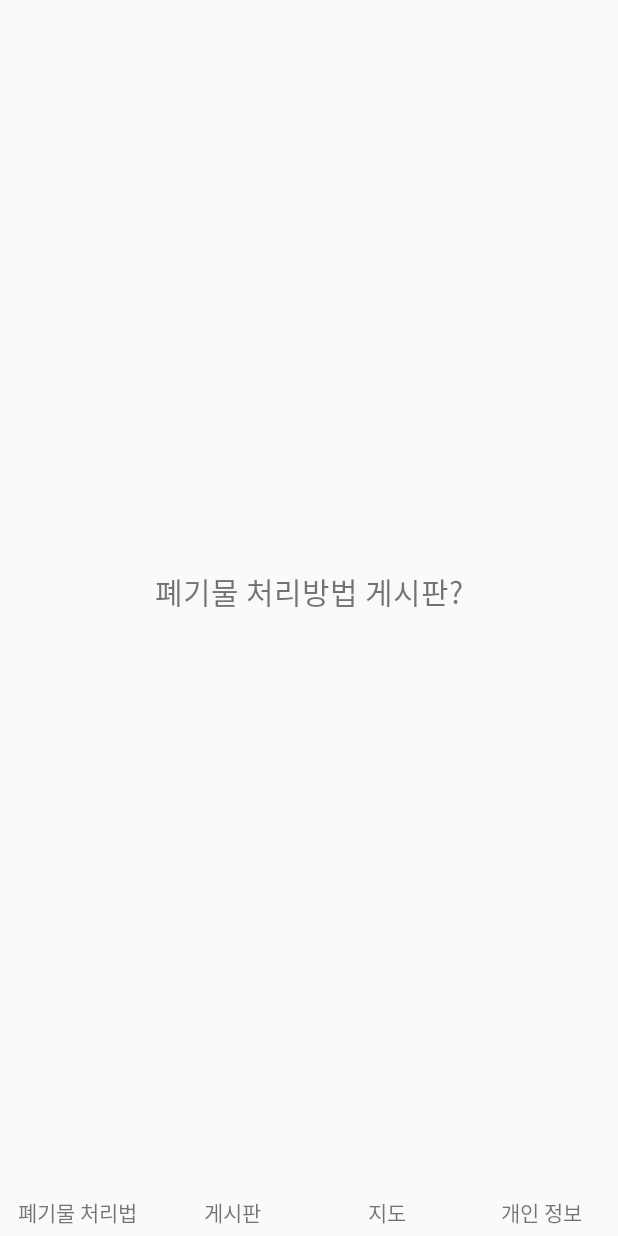
After one commit to VanSubstance/doubleSlash_06, an Android app: the fragment methodMain placed in its activity, on a phone screen of 412 x 824 dp. The commit adds this screen. Run offline under Robolectric (Android 15) with nearby library versions, the phone set to English and light mode, and no system bars.

Commit message:
정보전달 화면 추가

```diff
--- a/app/src/main/java/com/example/temporal/interfaceMain.java
+++ b/app/src/main/java/com/example/temporal/interfaceMain.java
@@ -15,9 +15,20 @@ public class interfaceMain extends AppCompatActivity {
     protected void onCreate(Bundle savedInstanceState) {
         super.onCreate(savedInstanceState);
         setContentView(R.layout.interface_main);
+        TextView buttonMethod = findViewById(R.id.menuMethod);
         TextView buttonBoard = findViewById(R.id.menuBoard);
         TextView buttonMap = findViewById(R.id.menuMap);
         TextView buttonInfo = findViewById(R.id.menuInfo);
+
+        buttonMethod.setOnClickListener(new Button.OnClickListener() {
+            public void onClick(View view) {
+                FragmentManager fragmentManager = getFragmentManager();
+                final FragmentTransaction fragmentTransaction = fragmentManager.beginTransaction();
+                methodMain next = new methodMain();
+                fragmentTransaction.replace(R.id.frameMain, next);
+                fragmentTransaction.addToBackStack(null).commit();
+            }
+        });
 
         buttonBoard.setOnClickListener(new Button.OnClickListener() {
             public void onClick(View view) {
--- /dev/null
+++ b/app/src/main/java/com/example/temporal/methodMain.java
@@ -0,0 +1,15 @@
+package com.example.temporal;
+
+import android.app.Fragment;
+import android.os.Bundle;
+import android.view.LayoutInflater;
+import android.view.View;
+import android.view.ViewGroup;
+
+public class methodMain extends Fragment {
+    public View onCreateView(LayoutInflater inflater, ViewGroup container, Bundle savedInstanceState) {
+
+        return inflater.inflate(R.layout.method_main, container, false);
+    }
+
+}
--- a/app/src/main/res/layout/interface_main.xml
+++ b/app/src/main/res/layout/interface_main.xml
@@ -25,6 +25,14 @@
         app:layout_constraintBottom_toBottomOf="parent">
 
         <TextView
+            android:id="@+id/menuMethod"
+            android:layout_width="match_parent"
+            android:layout_height="40dp"
+            android:layout_weight="1"
+            android:gravity="center"
+            android:text="폐기물 처리법" />
+
+        <TextView
             android:id="@+id/menuBoard"
             android:layout_width="match_parent"
             android:layout_height="40dp"
@@ -47,5 +55,6 @@
             android:layout_weight="1"
             android:gravity="center"
             android:text="개인 정보" />
+
     </LinearLayout>
 </LinearLayout>
--- /dev/null
+++ b/app/src/main/res/layout/method_main.xml
@@ -0,0 +1,18 @@
+<?xml version="1.0" encoding="utf-8"?>
+<androidx.constraintlayout.widget.ConstraintLayout
+    xmlns:android="http://schemas.android.com/apk/res/android"
+    xmlns:app="http://schemas.android.com/apk/res-auto"
+    android:layout_width="match_parent"
+    android:layout_height="match_parent">
+
+    <TextView
+        android:id="@+id/textView2"
+        android:layout_width="wrap_content"
+        android:layout_height="wrap_content"
+        android:textSize="20dp"
+        android:text="폐기물 처리방법 게시판?"
+        app:layout_constraintBottom_toBottomOf="parent"
+        app:layout_constraintEnd_toEndOf="parent"
+        app:layout_constraintStart_toStartOf="parent"
+        app:layout_constraintTop_toTopOf="parent" />
+</androidx.constraintlayout.widget.ConstraintLayout>
```
